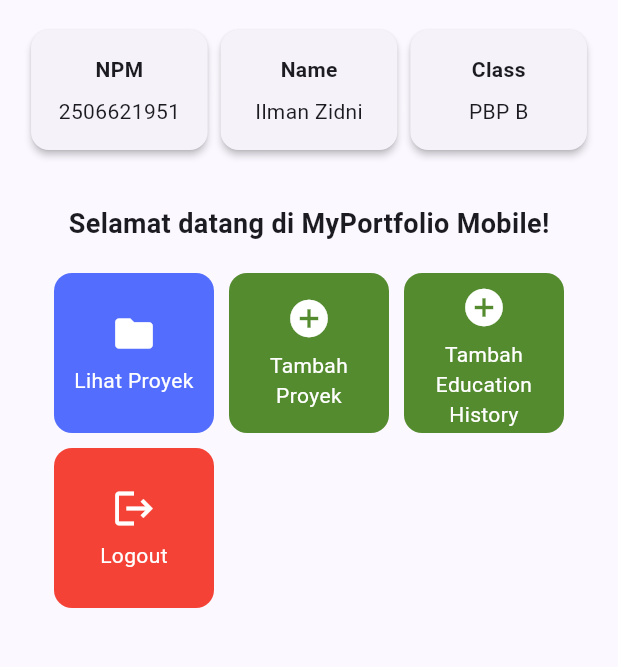
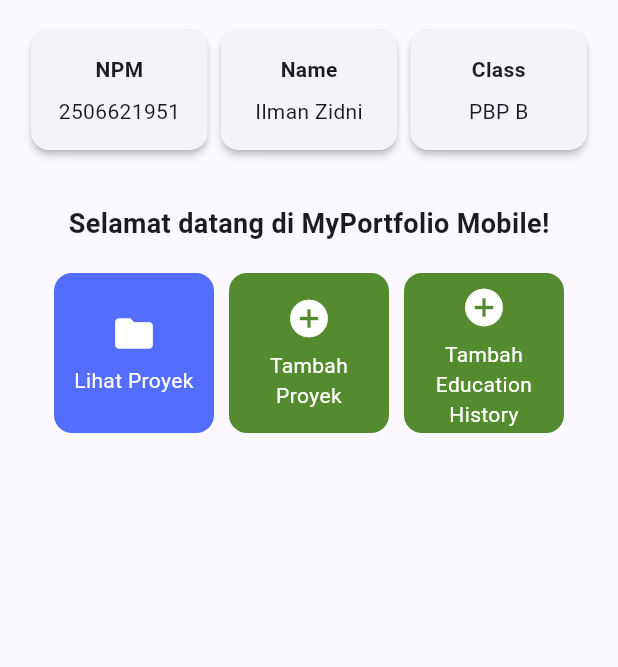
Before and after one commit to ilmanzidnicom/myportofolio_mobile, a Flutter app: the screen it shows after launch, on a phone screen of 412 x 824 dp, the part 84-751 px from its top. Run offline on Flutter 3.47's test engine with Material 3 defaults, Android fonts, the phone set to English and light mode, and no system bars; our stand-ins replace material_ui; generated files the repository leaves out were written again.

Commit message:
feat: Hide Logout card jika tidak logged in

```diff
--- a/lib/screens/menu.dart
+++ b/lib/screens/menu.dart
@@ -1,7 +1,9 @@
 import 'package:flutter/material.dart';
+import 'package:provider/provider.dart';
 import 'package:myportofolio_mobile/widgets/left_drawer.dart';
 import 'package:myportofolio_mobile/widgets/project_card.dart';
 import 'package:myportofolio_mobile/widgets/main_app_bar.dart';
+import 'package:myportofolio_mobile/services/auth_state.dart';
 
 class MyHomePage extends StatelessWidget {
   MyHomePage({super.key});
@@ -10,15 +12,17 @@ class MyHomePage extends StatelessWidget {
   final String nama = "Ilman Zidni";
   final String kelas = "PBP B";
 
-  final List<ItemHomepage> items = [
-    ItemHomepage("Lihat Proyek", Icons.folder, Colors.indigoAccent),
-    ItemHomepage("Tambah Proyek", Icons.add_circle, Colors.lightGreen[800] ?? Colors.green),
-    ItemHomepage("Tambah Education History", Icons.add_circle, Colors.lightGreen[800] ?? Colors.green),
-    ItemHomepage("Logout", Icons.logout, Colors.red),
-  ];
-
   @override
   Widget build(BuildContext context) {
+    final isLoggedIn = context.watch<AuthState>().isLoggedIn;
+
+    final List<ItemHomepage> items = [
+      ItemHomepage("Lihat Proyek", Icons.folder, Colors.indigoAccent),
+      ItemHomepage("Tambah Proyek", Icons.add_circle, Colors.lightGreen[800] ?? Colors.green),
+      ItemHomepage("Tambah Education History", Icons.add_circle, Colors.lightGreen[800] ?? Colors.green),
+      if (isLoggedIn) ItemHomepage("Logout", Icons.logout, Colors.red),
+    ];
+
     // Scaffold menyediakan struktur visual dasar halaman (AppBar, Body, SnackBar).
     return Scaffold(
       // AppBar menampilkan bar bagian atas halaman aplikasi.
```
